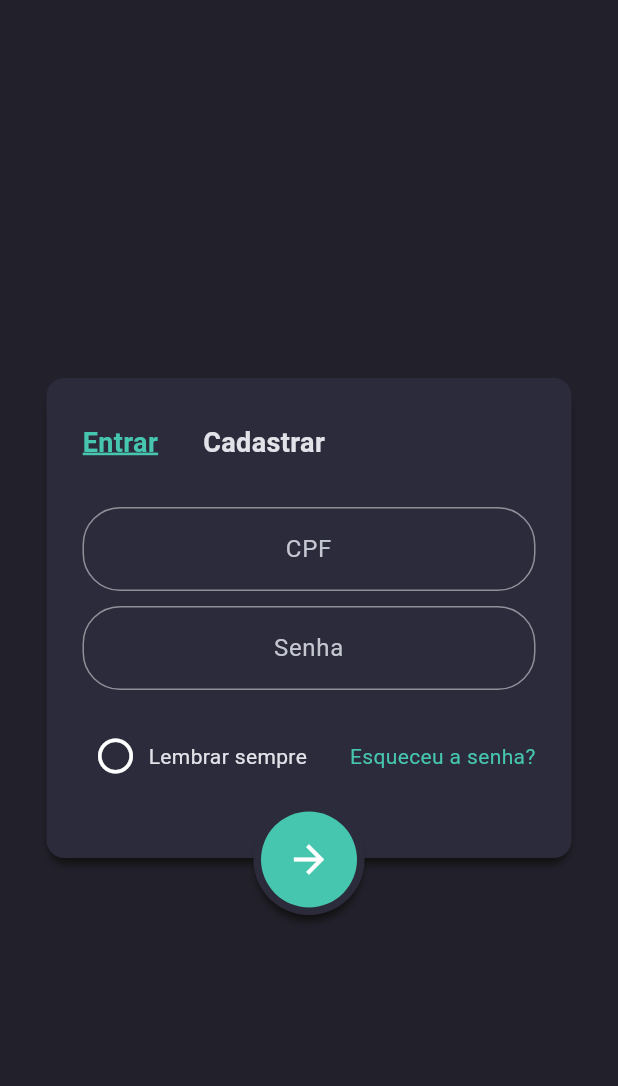
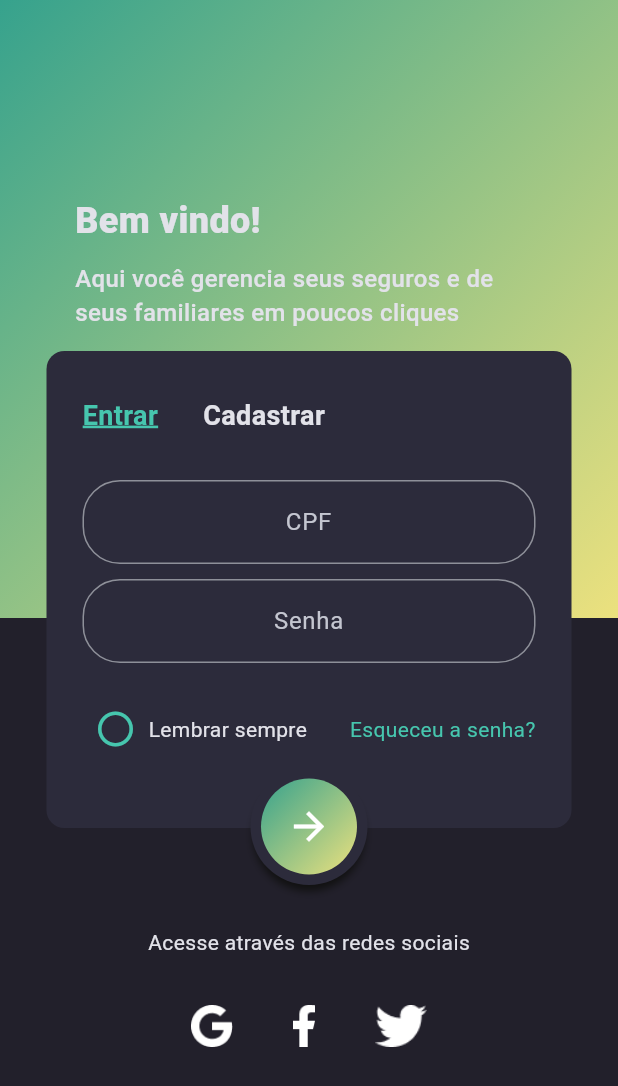
Before and after one commit to victorfidelis/DartGuard, a Flutter app: the screen it shows after launch, on a phone screen of 412 x 824 dp. Shown: the top 1086 px of the screen. Run offline on Flutter 3.47's test engine with Material 3 defaults, Android fonts, the phone set to English and light mode, and no system bars.

Commit message:
finalização do desenho da tela de login - Iniciado validações da tela

```diff
--- a/dart_guard/lib/app/core/providers.dart
+++ b/dart_guard/lib/app/core/providers.dart
@@ -1,16 +1,9 @@
+import 'package:dart_guard/app/modules/auth/login/viewmodel/login_viewmodel.dart';
 import 'package:dart_guard/app/shared/notifications/custom_notifications.dart';
 import 'package:dart_guard/app/shared/notifications/custom_notifications__implement.dart';
 import 'package:provider/provider.dart';
 
 final providers = [
   Provider<CustomNotifications>(create: (context) => CustomNotificationsImplement()),
-
-  // ChangeNotifierProvider<SignInViewModel>(
-  //   create: (context) => SignInViewModel(
-  //     authService: AuthService(
-  //       authRepository: AuthRepository.create(),
-  //       userRepository: UserRepository.create(),
-  //     ),
-  //   ),
-  // ),
+  ChangeNotifierProvider<LoginViewmodel>(create: (context) => LoginViewmodel()),
 ];
--- a/dart_guard/lib/app/modules/auth/login/login_view.dart
+++ b/dart_guard/lib/app/modules/auth/login/login_view.dart
@@ -1,8 +1,6 @@
-import 'package:dart_guard/app/modules/auth/login/widgets/custom_check.dart';
-import 'package:dart_guard/app/modules/auth/login/widgets/forgot_password.dart';
-import 'package:dart_guard/app/modules/auth/login/widgets/login_button.dart';
-import 'package:dart_guard/app/modules/auth/login/widgets/menu_login.dart';
-import 'package:dart_guard/app/modules/auth/widgets/auth_text_field.dart';
+import 'package:dart_guard/app/modules/auth/login/widgets/login_form.dart';
+import 'package:dart_guard/app/modules/auth/login/widgets/social_media_links.dart';
+import 'package:dart_guard/app/shared/theme/theme_constants.dart';
 import 'package:flutter/material.dart';
 
 class LoginView extends StatefulWidget {
@@ -13,68 +11,36 @@ class LoginView extends StatefulWidget {
 }
 
 class _LoginViewState extends State<LoginView> {
-  final TextEditingController documentController = TextEditingController();
-  final TextEditingController passwordController = TextEditingController();
-
-  @override
-  void initState() {
-    super.initState();
-  }
-
-  @override
-  void dispose() {
-    documentController.dispose();
-    passwordController.dispose();
-
-    super.dispose();
-  }
-
   @override
   Widget build(BuildContext context) {
     return Scaffold(
-      body: Center(
-        child: SizedBox(
-          height: 420,
-          width: 350,
-          child: Stack(
+      body: Stack(
+        children: [
+          Column(
             children: [
-              _buildBody(),
-              Positioned(top: 334, child: SizedBox(width: 350, child: LoginButtom(onTap: () {})))
+              Expanded(
+                flex: 2,
+                child: Container(
+                  padding: EdgeInsets.only(left: 50, top: 130, right: 50),
+                  decoration: BoxDecoration(gradient: ThemeConstants.defaultGradient),
+                  child: Column(
+                    children: [
+                      Row(children: [Text('Bem vindo!', style: TextStyle(fontSize: 24, fontWeight: FontWeight.w900))]),
+                      SizedBox(height: 10),
+                      Text(
+                        'Aqui você gerencia seus seguros e de seus familiares em poucos cliques',
+                        style: TextStyle(fontSize: 16, fontWeight: FontWeight.w500),
+                      ),
+                    ],
+                  ),
+                ),
+              ),
+              Expanded(child: SizedBox()),
+              Expanded(child: SocialMediaLinks()),
             ],
           ),
-        ),
-      ),
-    );
-  }
-
-  Widget _buildBody() {
-    return Center(
-      child: Container(
-        width: 350,
-        height: 320,
-        padding: const EdgeInsets.symmetric(horizontal: 24, vertical: 30),
-        decoration: BoxDecoration(
-          color: Color(0xff2c2b3b),
-          borderRadius: BorderRadius.circular(12),
-          boxShadow: [BoxShadow(color: Color(0xff101010), offset: Offset(0, 6), spreadRadius: -2, blurRadius: 4)],
-        ),
-        child: Column(
-          mainAxisSize: MainAxisSize.min,
-          children: [
-            MenuLogin(),
-            const SizedBox(height: 30),
-            AuthTextField(label: 'CPF', controller: documentController),
-            const SizedBox(height: 10),
-            AuthTextField(label: 'Senha', controller: passwordController, isPassword: true),
-            const SizedBox(height: 30),
-            Row(
-              children: [
-                Expanded(child: CustomCheck(label: 'Lembrar sempre', initialValue: false, onChange: (value) {})),
-                ForgotPassword(),
-              ],
-            ),
-          ],
-        ),
+          LoginForm(),
+        ],
       ),
     );
   }
--- /dev/null
+++ b/dart_guard/lib/app/modules/auth/login/viewmodel/login_viewmodel.dart
@@ -0,0 +1,60 @@
+import 'package:flutter/material.dart';
+
+enum LoginMode {
+  login,
+  register
+}
+
+class LoginViewmodel extends ChangeNotifier {
+  LoginMode loginMode = LoginMode.login;
+  bool isLoading = false;
+
+  final TextEditingController documentController = TextEditingController();
+  final TextEditingController passwordController = TextEditingController();
+
+  final TextEditingController registerEmailcontroller = TextEditingController();
+  final TextEditingController registerDocumentcontroller = TextEditingController();
+  final TextEditingController registerPasswordController = TextEditingController();
+  final TextEditingController registerConfirmPasswordController = TextEditingController();
+
+  @override
+  void dispose() {
+    documentController.dispose();
+    passwordController.dispose();
+    registerEmailcontroller.dispose();
+    registerDocumentcontroller.dispose();
+    registerPasswordController.dispose();
+    registerConfirmPasswordController.dispose();
+    super.dispose();
+  }
+
+  bool get inLoginMode => loginMode == LoginMode.login;
+  void setToLoginMode() {
+    loginMode = LoginMode.login;
+    notifyListeners();
+  }
+
+  bool get inRegisterMode => loginMode == LoginMode.register;
+  void setToRegisterMode() {
+    loginMode = LoginMode.register;
+    notifyListeners();
+  }
+
+  void setToLoading() {
+    isLoading = true;
+    notifyListeners();
+  }
+
+  void setToLoaded() {
+    isLoading = false;
+    notifyListeners();
+  }
+
+  Future<void> doLogin() async {
+    setToLoading();
+
+    await Future.delayed(Duration(seconds: 5));
+
+    setToLoaded();
+  }
+}
--- a/dart_guard/lib/app/modules/auth/login/widgets/custom_check.dart
+++ b/dart_guard/lib/app/modules/auth/login/widgets/custom_check.dart
@@ -32,7 +32,11 @@ class _CustomCheckState extends State<CustomCheck> {
         children: [
           Padding(
             padding: const EdgeInsets.symmetric(horizontal: 8),
-            child: Icon(currentValue ? Icons.check_circle : Icons.circle_outlined, size: 28),
+            child: Icon(
+              currentValue ? Icons.check_circle : Icons.circle_outlined,
+              size: 28,
+              color: Theme.of(context).colorScheme.primary,
+            ),
           ),
           Text(widget.label),
         ],
--- a/dart_guard/lib/app/modules/auth/login/widgets/login_button.dart
+++ b/dart_guard/lib/app/modules/auth/login/widgets/login_button.dart
@@ -1,9 +1,12 @@
+import 'package:dart_guard/app/shared/theme/theme_constants.dart';
+import 'package:dart_guard/app/shared/widgets/custom_loading.dart';
 import 'package:flutter/material.dart';
 
 class LoginButtom extends StatelessWidget {
   final Function() onTap;
+  final bool isLoading;
 
-  const LoginButtom({super.key, required this.onTap});
+  const LoginButtom({super.key, required this.onTap, required this.isLoading});
 
   @override
   Widget build(BuildContext context) {
@@ -11,7 +14,7 @@ class LoginButtom extends StatelessWidget {
       child: GestureDetector(
         onTap: onTap,
         child: Container(
-          padding: EdgeInsets.all(5),
+          padding: EdgeInsets.all(7),
           decoration: BoxDecoration(
             color: Color(0xff2c2b3b),
             borderRadius: BorderRadius.circular(200),
@@ -21,10 +24,13 @@ class LoginButtom extends StatelessWidget {
             width: 64,
             height: 64,
             decoration: BoxDecoration(
-              color: Theme.of(context).colorScheme.primary,
+              gradient: ThemeConstants.defaultGradient,
               borderRadius: BorderRadius.circular(200),
             ),
-            child: Row(mainAxisAlignment: MainAxisAlignment.center, children: [Icon(Icons.arrow_forward, size: 30)]),
+            child: Row(
+              mainAxisAlignment: MainAxisAlignment.center,
+              children: [isLoading ? CustomLoading() : Icon(Icons.arrow_forward, size: 30)],
+            ),
           ),
         ),
       ),
--- /dev/null
+++ b/dart_guard/lib/app/modules/auth/login/widgets/login_form.dart
@@ -0,0 +1,114 @@
+import 'package:dart_guard/app/modules/auth/login/viewmodel/login_viewmodel.dart';
+import 'package:dart_guard/app/modules/auth/login/widgets/custom_check.dart';
+import 'package:dart_guard/app/modules/auth/login/widgets/forgot_password.dart';
+import 'package:dart_guard/app/modules/auth/login/widgets/login_mode_selector.dart';
+import 'package:dart_guard/app/modules/auth/login/widgets/login_button.dart';
+import 'package:dart_guard/app/modules/auth/widgets/auth_text_field.dart';
+import 'package:dart_guard/app/shared/formatters/cpf_input_formatters.dart';
+import 'package:flutter/material.dart';
+import 'package:provider/provider.dart';
+
+class LoginForm extends StatelessWidget {
+  const LoginForm({super.key});
+
+  @override
+  Widget build(BuildContext context) {
+    return Center(
+      child: SizedBox(
+        width: 350,
+        child: Column(
+          mainAxisSize: MainAxisSize.min,
+          children: [
+            Container(
+              padding: const EdgeInsets.only(left: 24, top: 30, right: 24, bottom: 12),
+              decoration: BoxDecoration(
+                color: Color(0xff2c2b3b),
+                borderRadius: BorderRadius.only(topLeft: Radius.circular(12), topRight: Radius.circular(12)),
+              ),
+              child: Consumer<LoginViewmodel>(
+                builder: (context, state, _) {
+                  final menuLogin = Row(
+                    children: [
+                      LoginModeSelector(label: 'Entrar', selected: state.inLoginMode, onTap: state.setToLoginMode),
+                      SizedBox(width: 30),
+                      LoginModeSelector(
+                        label: 'Cadastrar',
+                        selected: state.inRegisterMode,
+                        onTap: state.setToRegisterMode,
+                      ),
+                    ],
+                  );
+
+                  if (state.inLoginMode) {
+                    return Column(
+                      mainAxisSize: MainAxisSize.min,
+                      children: [
+                        menuLogin,
+                        const SizedBox(height: 30),
+                        AuthTextField(
+                          label: 'CPF',
+                          controller: state.documentController,
+                          inputFormatters: [CpfInputFormatter()],
+                        ),
+                        const SizedBox(height: 10),
+                        AuthTextField(label: 'Senha', controller: state.passwordController, isPassword: true),
+                        const SizedBox(height: 30),
+                        Row(
+                          children: [
+                            Expanded(
+                              child: CustomCheck(label: 'Lembrar sempre', initialValue: false, onChange: (value) {}),
+                            ),
+                            ForgotPassword(),
+                          ],
+                        ),
+                      ],
+                    );
+                  } else {
+                    return Column(
+                      mainAxisSize: MainAxisSize.min,
+                      children: [
+                        menuLogin,
+                        const SizedBox(height: 30),
+                        AuthTextField(label: 'EMAIL', controller: state.registerEmailcontroller, isEmail: true),
+                        const SizedBox(height: 10),
+                        AuthTextField(
+                          label: 'CPF',
+                          controller: state.registerDocumentcontroller,
+                          inputFormatters: [CpfInputFormatter()],
+                        ),
+                        const SizedBox(height: 10),
+                        AuthTextField(label: 'SENHA', controller: state.registerPasswordController, isPassword: true),
+                        const SizedBox(height: 10),
+                        AuthTextField(
+                          label: 'CONFIRMAÇÃO DE SENHA',
+                          controller: state.registerConfirmPasswordController,
+                          isPassword: true,
+                        ),
+                      ],
+                    );
+                  }
+                },
+              ),
+            ),
+            Stack(
+              children: [
+                Container(
+                  height: 40,
+                  decoration: BoxDecoration(
+                    color: Color(0xff2c2b3b),
+                    borderRadius: BorderRadius.only(bottomLeft: Radius.circular(12), bottomRight: Radius.circular(12)),
+                  ),
+                ),
+                Consumer<LoginViewmodel>(
+                  builder: (context, state, _) {
+                    return LoginButtom(onTap: state.doLogin, isLoading: state.isLoading);
+                  },
+                ),
+              ],
+            ),
+          ],
+        ),
+      ),
+    );
+  }
+}
--- a/dart_guard/lib/app/modules/auth/login/widgets/item_menu_login.dart
+++ b/dart_guard/lib/app/modules/auth/login/widgets/login_mode_selector.dart
@@ -1,9 +1,10 @@
 import 'package:flutter/material.dart';
 
-class ItemMenuLogin extends StatelessWidget {
+class LoginModeSelector extends StatelessWidget {
   final String label;
   final bool selected;
-  const ItemMenuLogin({super.key, required this.label, required this.selected});
+  final Function() onTap;
+  const LoginModeSelector({super.key, required this.label, required this.selected, required this.onTap});
 
   @override
   Widget build(BuildContext context) {
@@ -21,6 +22,6 @@ class ItemMenuLogin extends StatelessWidget {
       textStyle = TextStyle(fontSize: 18, fontWeight: FontWeight.bold);
     }
 
-    return Text(label, style: textStyle);
+    return GestureDetector(onTap: onTap, child: Text(label, style: textStyle));
   }
 }
--- a/dart_guard/lib/app/modules/auth/login/widgets/menu_login.dart
+++ /dev/null
@@ -1,22 +0,0 @@
-import 'package:dart_guard/app/modules/auth/login/widgets/item_menu_login.dart';
-import 'package:flutter/material.dart';
-
-class MenuLogin extends StatefulWidget {
-  const MenuLogin({super.key});
-
-  @override
-  State<MenuLogin> createState() => _MenuLoginState();
-}
-
-class _MenuLoginState extends State<MenuLogin> {
-  @override
-  Widget build(BuildContext context) {
-    return Row(
-      children: [
-        ItemMenuLogin(label: 'Entrar', selected: true),
-        SizedBox(width: 30),
-        ItemMenuLogin(label: 'Cadastrar', selected: false),
-      ],
-    );
-  }
-}
--- /dev/null
+++ b/dart_guard/lib/app/modules/auth/login/widgets/social_media_links.dart
@@ -0,0 +1,38 @@
+import 'package:flutter/material.dart';
+
+class SocialMediaLinks extends StatelessWidget {
+  const SocialMediaLinks({super.key});
+
+  @override
+  Widget build(BuildContext context) {
+    return Column(
+      crossAxisAlignment: CrossAxisAlignment.center,
+      children: [
+        Text('Acesse através das redes sociais'),
+        SizedBox(height: 32),
+        Row(
+          mainAxisAlignment: MainAxisAlignment.center,
+          children: [
+            Image.asset(
+              'assets/images/google_icon.png',
+              fit: BoxFit.fitHeight,
+              height: 28,
+            ),
+            SizedBox(width: 40),
+            Image.asset(
+              'assets/images/facebook_icon.png',
+              fit: BoxFit.fitHeight,
+              height: 28,
+            ),
+            SizedBox(width: 40),
+            Image.asset(
+              'assets/images/twitter_icon.png',
+              fit: BoxFit.fitHeight,
+              height: 28,
+            ),
+          ],
+        ),
+      ],
+    );
+  }
+}
--- a/dart_guard/lib/app/modules/auth/widgets/auth_text_field.dart
+++ b/dart_guard/lib/app/modules/auth/widgets/auth_text_field.dart
@@ -1,4 +1,5 @@
 import 'package:flutter/material.dart';
+import 'package:flutter/services.dart';
 
 class AuthTextField extends StatelessWidget {
   final String label;
@@ -6,6 +7,7 @@ class AuthTextField extends StatelessWidget {
   final bool isPassword;
   final String? error;
   final bool isEmail;
+  final List<TextInputFormatter> inputFormatters;
 
   const AuthTextField({
     super.key,
@@ -14,6 +16,7 @@ class AuthTextField extends StatelessWidget {
     this.isPassword = false,
     this.error,
     this.isEmail = false,
+    this.inputFormatters = const [],
   });
 
 
@@ -29,11 +32,14 @@ class AuthTextField extends StatelessWidget {
       keyboardType: _keyboardType(),
       obscureText: isPassword,
       controller: controller,
+      inputFormatters: inputFormatters,
     );
   }
 
   TextInputType _keyboardType() {
-    if (isPassword) {
+    if (isEmail) {
+      return TextInputType.emailAddress;
+    } else if (isPassword) {
       return TextInputType.visiblePassword;
     } else {
       return TextInputType.text;
--- /dev/null
+++ b/dart_guard/lib/app/shared/formatters/cpf_input_formatters.dart
@@ -0,0 +1,31 @@
+import 'package:flutter/services.dart';
+
+class CpfInputFormatter extends TextInputFormatter {
+  @override
+  TextEditingValue formatEditUpdate(
+    TextEditingValue oldValue,
+    TextEditingValue newValue,
+  ) {
+    String digitsOnly = newValue.text.replaceAll(RegExp(r'\D'), '');
+
+    if (digitsOnly.length > 11) {
+      digitsOnly = digitsOnly.substring(0, 11);
+    }
+
+    String formatted = '';
+
+    for (int i = 0; i < digitsOnly.length; i++) {
+      if (i == 3 || i == 6) {
+        formatted += '.';
+      } else if (i == 9) {
+        formatted += '-';
+      }
+      formatted += digitsOnly[i];
+    }
+
+    return TextEditingValue(
+      text: formatted,
+      selection: TextSelection.collapsed(offset: formatted.length),
+    );
+  }
+}
--- /dev/null
+++ b/dart_guard/lib/app/shared/theme/theme_constants.dart
@@ -0,0 +1,9 @@
+import 'package:flutter/material.dart';
+
+class ThemeConstants {
+  static const LinearGradient defaultGradient = LinearGradient(
+    colors: [Color(0xFF36a28d), Color(0xFFece17e)],
+    begin: Alignment.topLeft,
+    end: Alignment.bottomRight,
+  );
+}
--- /dev/null
+++ b/dart_guard/lib/app/shared/widgets/custom_loading.dart
@@ -0,0 +1,17 @@
+import 'package:flutter/material.dart';
+
+class CustomLoading extends StatefulWidget {
+  final Color? color;
+  const CustomLoading({super.key, this.color});
+
+  @override
+  State<CustomLoading> createState() => _CustomLoadingState();
+}
+
+class _CustomLoadingState extends State<CustomLoading> {
+  @override
+  Widget build(BuildContext context) {
+    final color = widget.color ?? Theme.of(context).colorScheme.onSurface;
+    return CircularProgressIndicator(color: color);
+  }
+}
--- a/dart_guard/pubspec.yaml
+++ b/dart_guard/pubspec.yaml
@@ -23,3 +23,5 @@ dev_dependencies:
 
 flutter:
   uses-material-design: true
+  assets:
+      - assets/images/
```
Also changed, not shown: dart_guard/assets/images/facebook_icon.png (added), dart_guard/assets/images/google_icon.png (added), dart_guard/assets/images/twitter_icon.png (added).
